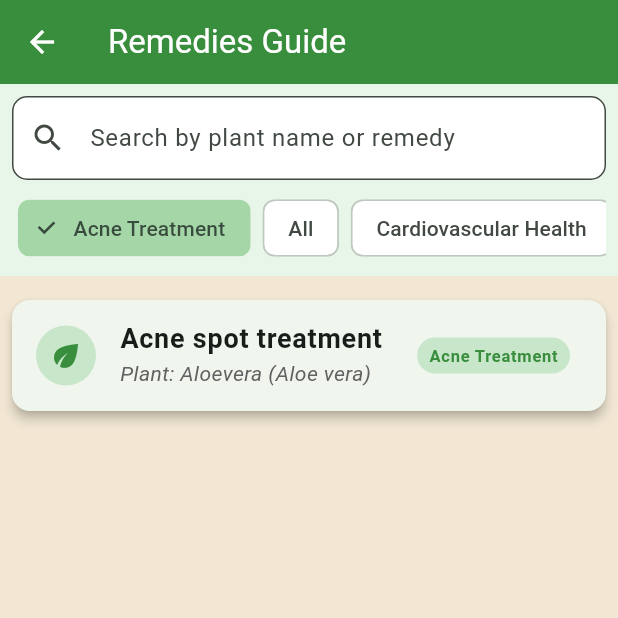
After one commit to khadiijaaaaaaa/medicinal-plants-app, a Flutter app: the RemediesPage screen opened directly, after a tap on "Acne Treatment", on a phone screen of 412 x 824 dp, the top half of it. The commit adds this screen. Run offline on Flutter 3.47's test engine with Material 3 defaults, Android fonts, the phone set to English and light mode, and no system bars; our stand-ins replace image_picker, sqflite; missing offline and left inert: tflite_flutter; accounts and stored records are empty.

Commit message:
Added Remedies Guide page with search and filter functionality

```diff
--- a/flutter_app/lib/screens/image_classification_widget.dart
+++ b/flutter_app/lib/screens/image_classification_widget.dart
@@ -9,6 +9,8 @@ import 'dart:convert';
 import 'package:flutter/services.dart' show rootBundle;
 import 'plant_details_screen.dart';
 import 'ToxicityWarningWidget.dart';
+import 'remedies_page.dart';
+
 
 class ImageClassificationWidget extends StatefulWidget {
   const ImageClassificationWidget({Key? key}) : super(key: key);
@@ -313,6 +315,31 @@ class _ImageClassificationWidgetState extends State<ImageClassificationWidget> {
               ),
               onPressed: () => _pickImage(ImageSource.camera),
             ),
+            const SizedBox(height: 16),
+            ElevatedButton.icon(
+              style: ElevatedButton.styleFrom(
+                backgroundColor: const Color(0xFF499265),
+                foregroundColor: Colors.white,
+                padding: const EdgeInsets.symmetric(vertical: 12, horizontal: 24),
+                shape: RoundedRectangleBorder(
+                  borderRadius: BorderRadius.circular(8),
+                ),
+              ),
+              icon: const Icon(Icons.healing),
+              label: const Text(
+                "Remedies Guide",
+                style: TextStyle(fontSize: 16),
+              ),
+              onPressed: () {
+                Navigator.push(
+                  context,
+                  MaterialPageRoute(
+                    builder: (context) => RemediesPage(),
+                  ),
+                );
+              },
+            ),
+
           ],
         ),
       ),
--- /dev/null
+++ b/flutter_app/lib/screens/remedies_page.dart
@@ -0,0 +1,361 @@
+import 'package:flutter/material.dart';
+import 'dart:convert';
+import 'package:flutter/services.dart';
+import '../models/natural_remedy.dart';
+
+class RemediesPage extends StatefulWidget {
+  const RemediesPage({Key? key}) : super(key: key);
+
+  @override
+  _RemediesPageState createState() => _RemediesPageState();
+}
+
+class _RemediesPageState extends State<RemediesPage> {
+  List<dynamic> _plants = [];
+  List<dynamic> _filteredRemedies = [];
+  bool _isLoading = true;
+  String _searchQuery = '';
+  String _selectedCategory = 'All';
+  List<String> _categories = ['All'];
+
+  @override
+  void initState() {
+    super.initState();
+    _loadRemediesData();
+  }
+
+  Future<void> _loadRemediesData() async {
+    try {
+      // Load JSON file
+      final String response = await rootBundle.loadString('assets/plants_data.json');
+      final List<dynamic> plants = json.decode(response);
+
+      // Extract all remedies from all plants
+      List<dynamic> allRemedies = [];
+      Set<String> categories = {'All'};
+
+      for (var plant in plants) {
+        if (plant.containsKey('natural_remedies')) {
+          List<dynamic> remedies = plant['natural_remedies'];
+          for (var remedy in remedies) {
+            // Add plant information to each remedy
+            remedy['plant_name'] = plant['name'];
+            remedy['scientific_name'] = plant['scientific_name'];
+            remedy['is_toxic'] = plant['toxicity']['is_toxic'] ?? false;
+            remedy['toxic_parts'] = plant['toxicity']['toxic_parts'] ?? '';
+            remedy['toxic_effects'] = plant['toxicity']['effects'] ?? [];
+
+            allRemedies.add(remedy);
+
+            // Collect unique categories
+            if (remedy.containsKey('use_category') && remedy['use_category'] != null) {
+              categories.add(remedy['use_category']);
+            }
+          }
+        }
+      }
+
+      setState(() {
+        _plants = plants;
+        _filteredRemedies = allRemedies;
+        _categories = categories.toList()..sort();
+        _isLoading = false;
+      });
+    } catch (e) {
+      print('Error loading data: $e');
+      setState(() {
+        _isLoading = false;
+      });
+    }
+  }
+
+  void _filterRemedies() {
+    if (_plants.isEmpty) return;
+
+    List<dynamic> results = [];
+
+    for (var plant in _plants) {
+      if (plant.containsKey('natural_remedies')) {
+        List<dynamic> remedies = plant['natural_remedies'];
+        for (var remedy in remedies) {
+          // Add plant information to each remedy
+          remedy['plant_name'] = plant['name'];
+          remedy['scientific_name'] = plant['scientific_name'];
+          remedy['is_toxic'] = plant['toxicity']['is_toxic'] ?? false;
+          remedy['toxic_parts'] = plant['toxicity']['toxic_parts'] ?? '';
+          remedy['toxic_effects'] = plant['toxicity']['effects'] ?? [];
+
+          // Filter by search (plant name or remedy title)
+          bool matchesSearch = _searchQuery.isEmpty ||
+              plant['name'].toString().toLowerCase().contains(_searchQuery.toLowerCase()) ||
+              remedy['title'].toString().toLowerCase().contains(_searchQuery.toLowerCase());
+
+          // Filter by category
+          bool matchesCategory = _selectedCategory == 'All' ||
+              remedy['use_category'] == _selectedCategory;
+
+          if (matchesSearch && matchesCategory) {
+            results.add(remedy);
+          }
+        }
+      }
+    }
+
+    setState(() {
+      _filteredRemedies = results;
+    });
+  }
+
+  @override
+  Widget build(BuildContext context) {
+    return Scaffold(
+      appBar: AppBar(
+        title: const Text('Remedies Guide'),
+        backgroundColor: Colors.green.shade700,
+      ),
+      body: _isLoading
+          ? const Center(child: CircularProgressIndicator())
+          : Column(
+        children: [
+          _buildSearchAndFilterBar(),
+          Expanded(
+            child: _filteredRemedies.isEmpty
+                ? const Center(child: Text('No remedies found'))
+                : ListView.builder(
+              padding: const EdgeInsets.all(8.0),
+              itemCount: _filteredRemedies.length,
+              itemBuilder: (context, index) {
+                final remedy = _filteredRemedies[index];
+                return _buildRemedyCard(remedy);
+              },
+            ),
+          ),
+        ],
+      ),
+    );
+  }
+
+  Widget _buildSearchAndFilterBar() {
+    return Container(
+      padding: const EdgeInsets.all(8.0),
+      color: Colors.green.shade50,
+      child: Column(
+        children: [
+          TextField(
+            decoration: InputDecoration(
+              hintText: 'Search by plant name or remedy',
+              prefixIcon: const Icon(Icons.search),
+              border: OutlineInputBorder(
+                borderRadius: BorderRadius.circular(10.0),
+              ),
+              filled: true,
+              fillColor: Colors.white,
+            ),
+            onChanged: (value) {
+              setState(() {
+                _searchQuery = value;
+                _filterRemedies();
+              });
+            },
+          ),
+          const SizedBox(height: 8.0),
+          SingleChildScrollView(
+            scrollDirection: Axis.horizontal,
+            child: Row(
+              children: _categories.map((category) {
+                return Padding(
+                  padding: const EdgeInsets.symmetric(horizontal: 4.0),
+                  child: ChoiceChip(
+                    label: Text(category),
+                    selected: _selectedCategory == category,
+                    onSelected: (selected) {
+                      setState(() {
+                        _selectedCategory = category;
+                        _filterRemedies();
+                      });
+                    },
+                    backgroundColor: Colors.white,
+                    selectedColor: Colors.green.shade200,
+                  ),
+                );
+              }).toList(),
+            ),
+          ),
+        ],
+      ),
+    );
+  }
+
+  Widget _buildRemedyCard(dynamic remedy) {
+    return Card(
+      margin: const EdgeInsets.symmetric(vertical: 8.0),
+      elevation: 3.0,
+      shape: RoundedRectangleBorder(
+        borderRadius: BorderRadius.circular(12.0),
+      ),
+      child: ExpansionTile(
+        title: Text(
+          remedy['title'],
+          style: const TextStyle(
+            fontWeight: FontWeight.bold,
+            fontSize: 18.0,
+          ),
+        ),
+        subtitle: Text(
+          'Plant: ${remedy['plant_name']} (${remedy['scientific_name']})',
+          style: TextStyle(
+            color: Colors.grey.shade700,
+            fontStyle: FontStyle.italic,
+          ),
+        ),
+        leading: CircleAvatar(
+          backgroundColor: Colors.green.shade100,
+          child: Icon(
+            Icons.eco,
+            color: Colors.green.shade700,
+          ),
+        ),
+        trailing: Container(
+          padding: const EdgeInsets.symmetric(horizontal: 8.0, vertical: 4.0),
+          decoration: BoxDecoration(
+            color: Colors.green.shade100,
+            borderRadius: BorderRadius.circular(12.0),
+          ),
+          child: Text(
+            remedy['use_category'] ?? 'Uncategorized',
+            style: TextStyle(
+              color: Colors.green.shade700,
+              fontWeight: FontWeight.bold,
+            ),
+          ),
+        ),
+        children: [
+          Padding(
+            padding: const EdgeInsets.all(16.0),
+            child: Column(
+              crossAxisAlignment: CrossAxisAlignment.start,
+              children: [
+                _buildSectionTitle('Ingredients'),
+                _buildIngredientsList(remedy['ingredients']),
+                const SizedBox(height: 16.0),
+
+                _buildSectionTitle('Preparation'),
+                _buildInstructionsText(remedy['instructions']),
+                const SizedBox(height: 16.0),
+
+                if (remedy['is_toxic'])
+                  _buildContraindications(remedy),
+              ],
+            ),
+          ),
+        ],
+      ),
+    );
+  }
+
+  Widget _buildSectionTitle(String title) {
+    return Padding(
+      padding: const EdgeInsets.only(bottom: 8.0),
+      child: Text(
+        title,
+        style: TextStyle(
+          fontSize: 16.0,
+          fontWeight: FontWeight.bold,
+          color: Colors.green.shade800,
+        ),
+      ),
+    );
+  }
+
+  Widget _buildIngredientsList(List<dynamic> ingredients) {
+    return Column(
+      crossAxisAlignment: CrossAxisAlignment.start,
+      children: ingredients.map<Widget>((ingredient) {
+        return Padding(
+          padding: const EdgeInsets.symmetric(vertical: 2.0),
+          child: Row(
+            crossAxisAlignment: CrossAxisAlignment.start,
+            children: [
+              const Icon(Icons.fiber_manual_record, size: 12.0, color: Colors.green),
+              const SizedBox(width: 8.0),
+              Expanded(
+                child: Text(ingredient),
+              ),
+            ],
+          ),
+        );
+      }).toList(),
+    );
+  }
+
+  Widget _buildInstructionsText(String instructions) {
+    return Text(
+      instructions,
+      style: const TextStyle(
+        fontSize: 15.0,
+      ),
+    );
+  }
+
+  Widget _buildContraindications(dynamic remedy) {
+    return Column(
+      crossAxisAlignment: CrossAxisAlignment.start,
+      children: [
+        _buildSectionTitle('Contraindications'),
+        Container(
+          padding: const EdgeInsets.all(12.0),
+          decoration: BoxDecoration(
+            color: Colors.red.shade50,
+            borderRadius: BorderRadius.circular(8.0),
+            border: Border.all(color: Colors.red.shade200),
+          ),
+          child: Column(
+            crossAxisAlignment: CrossAxisAlignment.start,
+            children: [
+              if (remedy['toxic_parts'].isNotEmpty)
+                Padding(
+                  padding: const EdgeInsets.only(bottom: 8.0),
+                  child: RichText(
+                    text: TextSpan(
+                      style: const TextStyle(color: Colors.black, fontSize: 14.0),
+                      children: [
+                        const TextSpan(
+                          text: 'Toxic parts: ',
+                          style: TextStyle(fontWeight: FontWeight.bold),
+                        ),
+                        TextSpan(text: remedy['toxic_parts']),
+                      ],
+                    ),
+                  ),
+                ),
+              if (remedy['toxic_effects'].isNotEmpty)
+                Column(
+                  crossAxisAlignment: CrossAxisAlignment.start,
+                  children: [
+                    const Text(
+                      'Possible side effects:',
+                      style: TextStyle(fontWeight: FontWeight.bold),
+                    ),
+                    const SizedBox(height: 4.0),
+                    ...remedy['toxic_effects'].map<Widget>((effect) {
+                      return Padding(
+                        padding: const EdgeInsets.only(left: 16.0, top: 2.0, bottom: 2.0),
+                        child: Row(
+                          crossAxisAlignment: CrossAxisAlignment.start,
+                          children: [
+                            const Icon(Icons.warning_amber, size: 16.0, color: Colors.red),
+                            const SizedBox(width: 8.0),
+                            Expanded(child: Text(effect)),
+                          ],
+                        ),
+                      );
+                    }).toList(),
+                  ],
+                ),
+            ],
+          ),
+        ),
+      ],
+    );
+  }
+}
```
